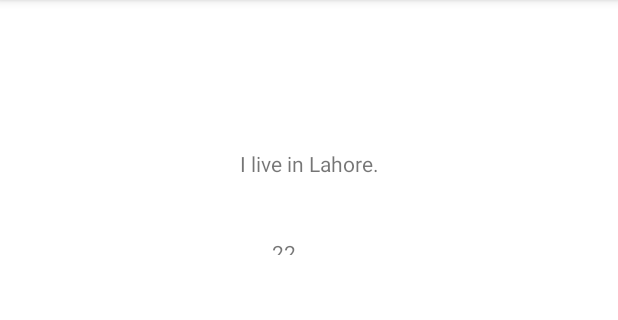
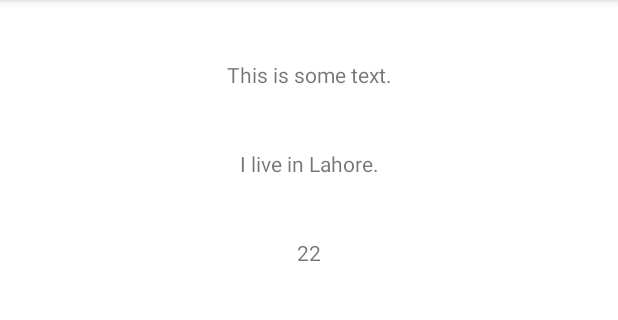
Before and after one commit to Raza023/MobileComputing, an Android app: the screen it shows after launch (MainActivity2), after a tap on "SEND TEXT", on a phone screen of 412 x 824 dp, the part 84-404 px from its top. Run offline under Robolectric (Android 15) with nearby library versions, the phone set to English and light mode, and no system bars.

Commit message:
HM5 - INTENT URI
Intent to send data in another activity done

```diff
--- a/HM5IntentURI/app/src/main/java/com/ultralegends/hm5intenturi/MainActivity.java
+++ b/HM5IntentURI/app/src/main/java/com/ultralegends/hm5intenturi/MainActivity.java
@@ -21,6 +21,8 @@ public class MainActivity extends AppCompatActivity {
         sendBtn = findViewById(R.id.sendBtn);
         browserBtn = findViewById(R.id.browserBtn);
         dialBtn = findViewById(R.id.dialBtn);
+
+        textView = findViewById(R.id.textView);
 
         sendBtn.setOnClickListener(new View.OnClickListener() {
             @Override
--- a/HM5IntentURI/app/src/main/res/layout/activity_main2.xml
+++ b/HM5IntentURI/app/src/main/res/layout/activity_main2.xml
@@ -8,8 +8,8 @@
 
     <TextView
         android:id="@+id/receivingTextView"
-        android:layout_width="35dp"
-        android:layout_height="19dp"
+        android:layout_width="wrap_content"
+        android:layout_height="wrap_content"
         android:layout_marginTop="40dp"
         android:text="@string/receivingTextView"
         app:layout_constraintEnd_toEndOf="parent"
@@ -28,8 +28,8 @@
 
     <TextView
         android:id="@+id/receivingNumber"
-        android:layout_width="50dp"
-        android:layout_height="11dp"
+        android:layout_width="wrap_content"
+        android:layout_height="wrap_content"
         android:layout_marginTop="40dp"
         android:text="@string/receivingNumber"
         app:layout_constraintEnd_toEndOf="parent"
--- a/HM5IntentURI/app/src/main/res/values/strings.xml
+++ b/HM5IntentURI/app/src/main/res/values/strings.xml
@@ -4,7 +4,7 @@
     <string name="activity1sndBtn">Send text</string>
     <string name="activity1browserBtn">Open website</string>
     <string name="activity1dialBtn">Call 03244614345</string>
-    <string name="receivingTextView">Text</string>
+    <string name="receivingTextView">Text to send</string>
     <string name="receivingString">Static String</string>
-    <string name="receivingNumber">Number</string>
+    <string name="receivingNumber">Number received</string>
 </resources>
```
